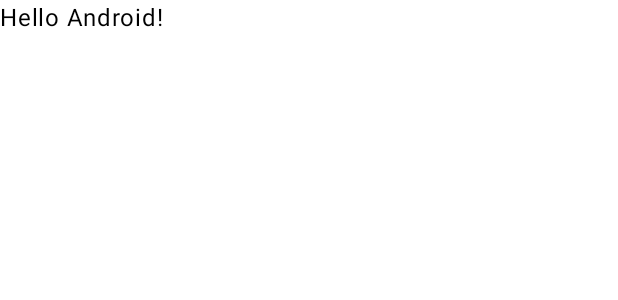
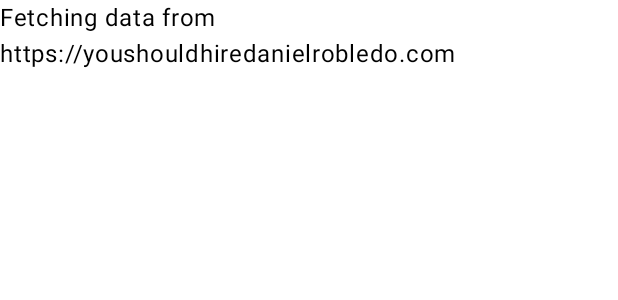
Before and after one commit to DCRobledo/Full-Stack-Tips, an Android app built with Jetpack Compose: the @Preview function GreetingPreview, on a phone screen of 412 x 824 dp. Shown: the top 300 px of the screen. Run offline under Robolectric (Android 15) with nearby library versions, the phone set to English and light mode, and no system bars.

Commit message:
Implemented Singleton pattern on mobile

```diff
--- /dev/null
+++ b/Mobile/app/src/main/java/com/drobledo/fullstacktips/singleton/Config.kt
@@ -0,0 +1,9 @@
+package com.drobledo.fullstacktips.singleton
+
+object Config {
+    val APIURL: String = "https://youshouldhiredanielrobledo.com"
+
+    fun fetchData(): String {
+        return "Fetching data from $APIURL"
+    }
+}
--- a/Mobile/app/src/main/java/com/drobledo/fullstacktips/MainActivity.kt
+++ b/Mobile/app/src/main/java/com/drobledo/fullstacktips/singleton/SingletonActivity.kt
@@ -1,47 +1,39 @@
-package com.drobledo.fullstacktips
+package com.drobledo.fullstacktips.singleton
 
 import android.os.Bundle
 import androidx.activity.ComponentActivity
 import androidx.activity.compose.setContent
 import androidx.activity.enableEdgeToEdge
-import androidx.compose.foundation.layout.fillMaxSize
-import androidx.compose.foundation.layout.padding
-import androidx.compose.material3.Scaffold
 import androidx.compose.material3.Text
 import androidx.compose.runtime.Composable
-import androidx.compose.ui.Modifier
+import androidx.compose.runtime.remember
 import androidx.compose.ui.tooling.preview.Preview
 import com.drobledo.fullstacktips.ui.theme.FullStackTipsTheme
 
-class MainActivity : ComponentActivity() {
+class SingletonActivity : ComponentActivity() {
     override fun onCreate(savedInstanceState: Bundle?) {
         super.onCreate(savedInstanceState)
         enableEdgeToEdge()
         setContent {
             FullStackTipsTheme {
-                Scaffold(modifier = Modifier.fillMaxSize()) { innerPadding ->
-                    Greeting(
-                        name = "Android",
-                        modifier = Modifier.padding(innerPadding)
-                    )
-                }
+                SingletonExample()
             }
         }
     }
 }
 
 @Composable
-fun Greeting(name: String, modifier: Modifier = Modifier) {
-    Text(
-        text = "Hello $name!",
-        modifier = modifier
-    )
+fun SingletonExample()
+{
+    val response = remember { Config.fetchData() }
+
+    Text(response)
 }
 
 @Preview(showBackground = true)
 @Composable
 fun GreetingPreview() {
     FullStackTipsTheme {
-        Greeting("Android")
+        SingletonExample()
     }
 }
```
